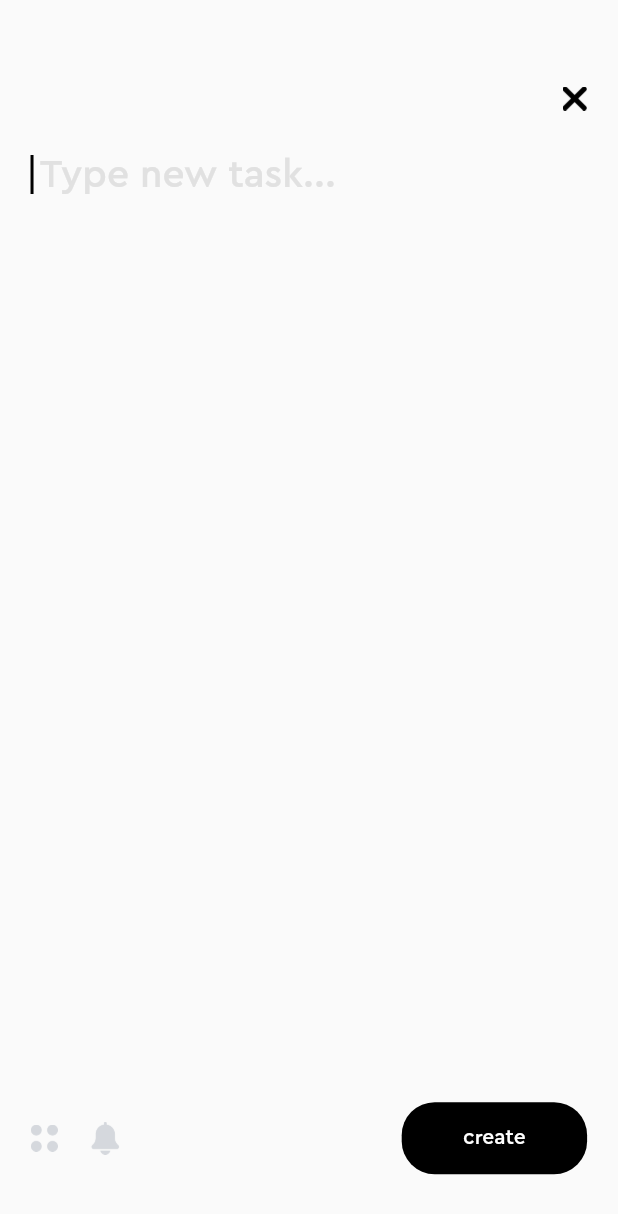
After one commit to fioresat/TIMO, a Flutter app: the NewTaskPage screen opened by its route, on a phone screen of 412 x 824 dp. The commit adds this screen. Shown: the top 1214 px of the screen. Run offline on Flutter 3.47's test engine with Material 2 defaults, Android fonts, the phone set to English and light mode, and no system bars; drawn by our look-alikes of sliding_up_panel; our stand-ins replace flutter_slidable.

Commit message:
reminder_panel_widget.dart

```diff
--- a/lib/ui/screens/new_task_page.dart
+++ b/lib/ui/screens/new_task_page.dart
@@ -1,8 +1,7 @@
 import 'package:flutter/material.dart';
-import 'package:todo_app_main_screen/consts/app_icons.dart';
-import 'package:todo_app_main_screen/consts/colors.dart';
-import 'package:todo_app_main_screen/consts/strings.dart';
-import 'package:todo_app_main_screen/ui/widgets/black_button_widget.dart';
+import 'package:sliding_up_panel/sliding_up_panel.dart';
+import 'package:todo_app_main_screen/ui/widgets/new_task_page_background_widget.dart';
+import 'package:todo_app_main_screen/ui/widgets/reminder_panel_widget.dart';
 
 class NewTaskPage extends StatefulWidget {
   static const routeName = '/new_task_page';
@@ -15,84 +14,30 @@ class NewTaskPage extends StatefulWidget {
 
 class _NewTaskPageState extends State<NewTaskPage> {
   final controller = TextEditingController();
+  final reminderPanelController = PanelController();
 
   @override
   Widget build(BuildContext context) {
     double widthScreen = MediaQuery.of(context).size.width;
     double heightScreen = MediaQuery.of(context).size.height;
     return Scaffold(
-      body: Padding(
-        padding: EdgeInsets.symmetric(
-            vertical: heightScreen * 0.05, horizontal: widthScreen * 0.05),
-        child: Column(
-          children: [
-            Align(
-              alignment: Alignment.topRight,
-              child: InkWell(
-                onTap: Navigator.of(context).pop,
-                child: Padding(
-                  padding: EdgeInsets.only(top: 0.02 * heightScreen),
-                  child: Image.asset(AppIcons.close, scale: 3),
-                ),
-              ),
-            ),
-            Expanded(
-              child: TextField(
-                textCapitalization: TextCapitalization.sentences,
-                controller: controller,
-                style: const TextStyle(
-                  fontSize: 26,
-                ),
-                decoration: const InputDecoration(
-                  hintText: TestStrings.hintText,
-                  hintStyle: TextStyle(
-                    color: hintTextColor,
-                    fontSize: 26,
-                    height: 2,
-                  ),
-                  border: InputBorder.none,
-                ),
-                scrollPadding: const EdgeInsets.all(20.0),
-                autofocus: true,
-                keyboardType: TextInputType.multiline,
-                maxLines: 99999,
-                cursorColor: Colors.black,
-              ),
-            ),
-            Padding(
-              padding: EdgeInsets.only(top: 0.2 * heightScreen),
-              child: Row(
-                mainAxisAlignment: MainAxisAlignment.spaceBetween,
-                children: [
-                  Row(
-                    children: [
-                      InkWell(
-                        onTap: () {},
-                        child: Image.asset(AppIcons.lists, scale: 3),
-                      ),
-                      SizedBox(
-                        width: widthScreen * 0.05,
-                      ),
-                      InkWell(
-                        onTap: () {},
-                        child: Image.asset(AppIcons.reminderBell, scale: 3),
-                      ),
-                    ],
-                  ),
-                  BlackButtonWidget(
-                    onPressed: () {},
-                    width: widthScreen * 0.3,
-                    borderRadius: BorderRadius.circular(22),
-                    child: const Text(
-                      TestStrings.create,
-                      style: TextStyle(color: backgroundColor),
-                    ),
-                  ),
-                ],
-              ),
-            )
-          ],
+      body: ReminderPanelWidget(
+        body: NewTaskPageBackgroundWidget(
+          height: heightScreen,
+          controller: controller,
+          width: widthScreen,
+          onPressed: () {},
+          onListsTap: () {},
+          onReminderTap: () {
+            reminderPanelController.open();
+          },
         ),
+        reminderPanelController: reminderPanelController,
+        height: heightScreen,
+        width: widthScreen,
+        onTap: () {
+          reminderPanelController.close();
+        },
       ),
     );
   }
--- a/lib/ui/widgets/move_to_widget.dart
+++ b/lib/ui/widgets/move_to_widget.dart
@@ -13,23 +13,24 @@ class MoveToWidget extends StatefulWidget {
   final Widget? body;
   final void Function() onTap;
 
-   const MoveToWidget(
-      {Key? key,
+  const MoveToWidget({
+    Key? key,
     required this.listPanelController,
     required this.height,
     required this.width,
     required this.borderRadius,
     required this.body,
     required this.lists,
-      required this.onTap, required this.panelMaxheight, required this.panelMinheight,})
-      : super(key: key);
+    required this.onTap,
+    required this.panelMaxheight,
+    required this.panelMinheight,
+  }) : super(key: key);
 
   @override
   State<MoveToWidget> createState() => _MoveToWidgetState();
 }
 
 class _MoveToWidgetState extends State<MoveToWidget> {
-
   @override
   Widget build(BuildContext context) {
     return SlidingUpPanel(
@@ -40,7 +41,6 @@ class _MoveToWidgetState extends State<MoveToWidget> {
       controller: widget.listPanelController,
       onPanelOpened: () => setState(() {}),
       onPanelClosed: () => setState(() {}),
-
       body: widget.body,
       panelBuilder: (controller) => ListsPanelWidget(
         height: widget.height,
--- /dev/null
+++ b/lib/ui/widgets/new_task_page_background_widget.dart
@@ -0,0 +1,111 @@
+import 'package:flutter/material.dart';
+import 'package:todo_app_main_screen/consts/app_icons.dart';
+import 'package:todo_app_main_screen/consts/colors.dart';
+import 'package:todo_app_main_screen/consts/strings.dart';
+
+import 'black_button_widget.dart';
+
+class NewTaskPageBackgroundWidget extends StatefulWidget {
+  final TextEditingController controller;
+  final double height;
+  final double width;
+  final void Function() onPressed;
+  final void Function() onReminderTap;
+  final void Function() onListsTap;
+
+  const NewTaskPageBackgroundWidget(
+      {Key? key,
+      required this.controller,
+      required this.height,
+      required this.width,
+      required this.onPressed,
+      required this.onReminderTap,
+      required this.onListsTap})
+      : super(key: key);
+
+  @override
+  State<NewTaskPageBackgroundWidget> createState() =>
+      _NewTaskPageBackgroundWidgetState();
+}
+
+class _NewTaskPageBackgroundWidgetState
+    extends State<NewTaskPageBackgroundWidget> {
+
+
+  @override
+  Widget build(BuildContext context) {
+    return Padding(
+      padding: EdgeInsets.symmetric(
+          vertical: widget.height * 0.05, horizontal: widget.width * 0.05),
+      child: Column(
+        children: [
+          Align(
+            alignment: Alignment.topRight,
+            child: InkWell(
+              onTap: Navigator.of(context).pop,
+              child: Padding(
+                padding: EdgeInsets.only(top: 0.02 * widget.height),
+                child: Image.asset(AppIcons.close, scale: 3),
+              ),
+            ),
+          ),
+          Expanded(
+            child: TextField(
+              textCapitalization: TextCapitalization.sentences,
+              controller: widget.controller,
+              style: const TextStyle(
+                fontSize: 26,
+              ),
+              decoration: const InputDecoration(
+                hintText: TestStrings.hintText,
+                hintStyle: TextStyle(
+                  color: hintTextColor,
+                  fontSize: 26,
+                  height: 2,
+                ),
+                border: InputBorder.none,
+              ),
+              scrollPadding: const EdgeInsets.all(20.0),
+              autofocus: true,
+              keyboardType: TextInputType.multiline,
+              maxLines: 99999,
+              cursorColor: Colors.black,
+            ),
+          ),
+          Padding(
+            padding: EdgeInsets.only(top: 0.2 * widget.height),
+            child: Row(
+              mainAxisAlignment: MainAxisAlignment.spaceBetween,
+              children: [
+                Row(
+                  children: [
+                    InkWell(
+                      onTap: widget.onListsTap,
+                      child: Image.asset(AppIcons.lists, scale: 3),
+                    ),
+                    SizedBox(
+                      width: widget.width * 0.05,
+                    ),
+                    InkWell(
+                      onTap: widget.onReminderTap,
+                      child: Image.asset(AppIcons.reminderBell, scale: 3),
+                    ),
+                  ],
+                ),
+                BlackButtonWidget(
+                  onPressed: () {},
+                  width: widget.width * 0.3,
+                  borderRadius: BorderRadius.circular(22),
+                  child: const Text(
+                    TestStrings.create,
+                    style: TextStyle(color: backgroundColor),
+                  ),
+                ),
+              ],
+            ),
+          ),
+        ],
+      ),
+    );
+  }
+}
--- /dev/null
+++ b/lib/ui/widgets/reminder_panel_widget.dart
@@ -0,0 +1,83 @@
+import 'package:flutter/cupertino.dart';
+import 'package:flutter/material.dart';
+import 'package:sliding_up_panel/sliding_up_panel.dart';
+import 'package:todo_app_main_screen/consts/app_icons.dart';
+import 'package:todo_app_main_screen/consts/colors.dart';
+import 'package:todo_app_main_screen/consts/strings.dart';
+import 'package:todo_app_main_screen/ui/style.dart';
+import 'package:todo_app_main_screen/ui/widgets/black_button_widget.dart';
+
+class ReminderPanelWidget extends StatefulWidget {
+  final PanelController reminderPanelController;
+  final double height;
+  final double width;
+  final Widget? body;
+  final void Function() onTap;
+
+  const ReminderPanelWidget({
+    Key? key,
+    required this.reminderPanelController,
+    required this.height,
+    required this.width,
+    required this.body,
+    required this.onTap,
+  }) : super(key: key);
+
+  @override
+  State<ReminderPanelWidget> createState() => _ReminderPanelWidgetState();
+}
+
+class _ReminderPanelWidgetState extends State<ReminderPanelWidget> {
+  DateTime? _chosenDateTime;
+
+  @override
+  Widget build(BuildContext context) {
+    return SlidingUpPanel(
+      isDraggable: false,
+      minHeight: 0,
+      maxHeight: 0.5 * widget.height,
+      borderRadius: commonBorderRadius,
+      controller: widget.reminderPanelController,
+      onPanelOpened: () => setState(() {}),
+      onPanelClosed: () => setState(() {}),
+      body: widget.body,
+      panelBuilder: (controller) => Padding(
+        padding: const EdgeInsets.only(left: 25, right: 25),
+        child: Column(
+          crossAxisAlignment: CrossAxisAlignment.start,
+          children: [
+            Align(
+              alignment: Alignment.topRight,
+              child: InkWell(
+                onTap: widget.onTap,
+                child: Padding(
+                  padding: EdgeInsets.only(top: 0.02 * widget.height),
+                  child: Image.asset(AppIcons.closeButton, scale: 3),
+                ),
+              ),
+            ),
+            SizedBox(
+              height: 300,
+              child: CupertinoDatePicker(
+                  initialDateTime: DateTime.now(),
+                  onDateTimeChanged: (val) {
+                    setState(() {
+                      _chosenDateTime = val;
+                    });
+                  }),
+            ),
+            BlackButtonWidget(
+              onPressed: () {},
+              width: widget.width - 50,
+              borderRadius: const BorderRadius.all(Radius.elliptical(12, 12)),
+              child: const Text(
+                TestStrings.move,
+                style: TextStyle(color: backgroundColor),
+              ),
+            ),
+          ],
+        ),
+      ),
+    );
+  }
+}
```
Lines whose indentation alone changed are shown as unchanged.
